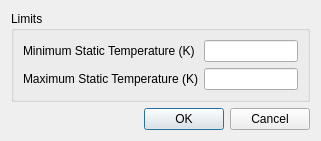
nextfoam/baram, file baramFlow/view/solution/numerical_conditions/advanced_dialog.ui: the form before one commit.
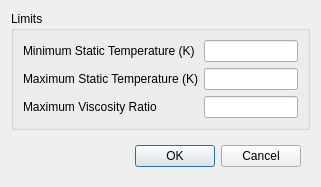
The form after the commit.

Commit message: Issue baram#502 max viscosity ratio 설정

The edit to the form file:
```diff
--- a/baramFlow/view/solution/numerical_conditions/advanced_dialog.ui
+++ b/baramFlow/view/solution/numerical_conditions/advanced_dialog.ui
@@ -7,7 +7,7 @@
     <x>0</x>
     <y>0</y>
     <width>321</width>
-    <height>134</height>
+    <height>186</height>
    </rect>
   </property>
   <property name="windowTitle">
@@ -40,17 +40,50 @@
       <item row="1" column="1">
        <widget class="QLineEdit" name="maximumStaticTemperature"/>
       </item>
+      <item row="2" column="0">
+       <widget class="QLabel" name="label_3">
+        <property name="text">
+         <string>Maximum Viscosity Ratio</string>
+        </property>
+       </widget>
+      </item>
+      <item row="2" column="1">
+       <widget class="QLineEdit" name="maximumViscosityRatio"/>
+      </item>
      </layout>
     </widget>
    </item>
    <item>
-    <widget class="QDialogButtonBox" name="buttonBox">
-     <property name="orientation">
-      <enum>Qt::Horizontal</enum>
-     </property>
-     <property name="standardButtons">
-      <set>QDialogButtonBox::Cancel|QDialogButtonBox::Ok</set>
-     </property>
+    <widget class="QWidget" name="widget_5" native="true">
+     <layout class="QHBoxLayout" name="horizontalLayout_2">
+      <item>
+       <spacer name="horizontalSpacer_2">
+        <property name="orientation">
+         <enum>Qt::Horizontal</enum>
+        </property>
+        <property name="sizeHint" stdset="0">
+         <size>
+          <width>181</width>
+          <height>20</height>
+         </size>
+        </property>
+       </spacer>
+      </item>
+      <item>
+       <widget class="QPushButton" name="ok">
+        <property name="text">
+         <string>OK</string>
+        </property>
+       </widget>
+      </item>
+      <item>
+       <widget class="QPushButton" name="cancel">
+        <property name="text">
+         <string>Cancel</string>
+        </property>
+       </widget>
+      </item>
+     </layout>
     </widget>
    </item>
   </layout>
```
Left out of the diff: 28 changed lines with no effect on the pictures. The commit also changes 5 other files.
